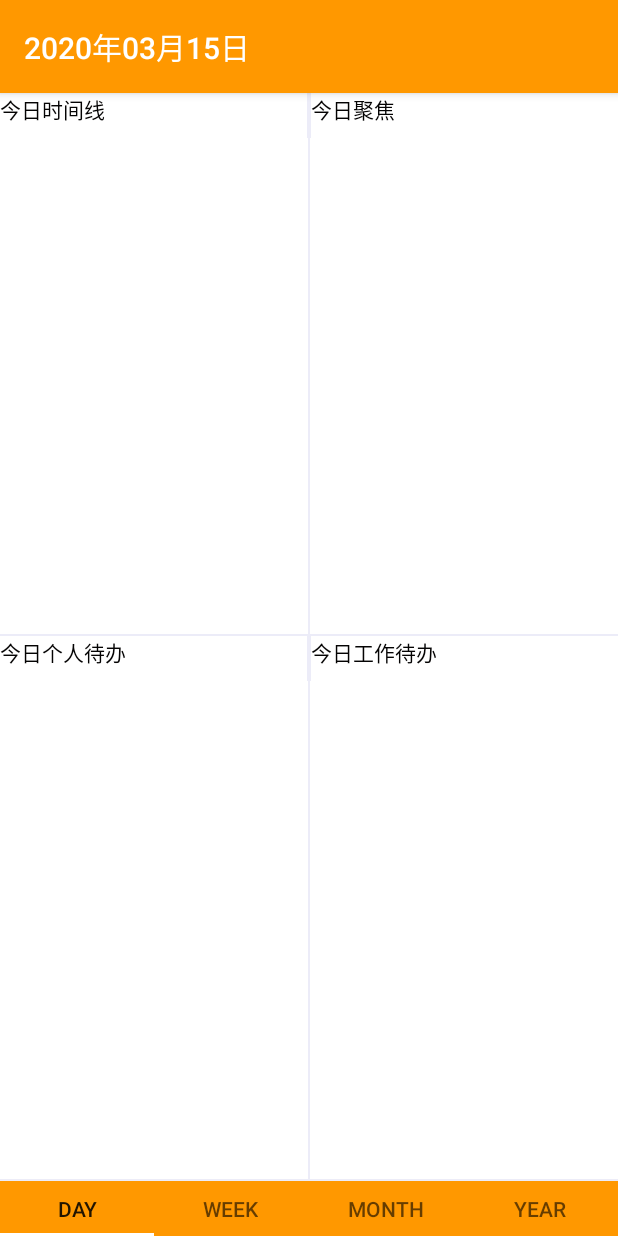
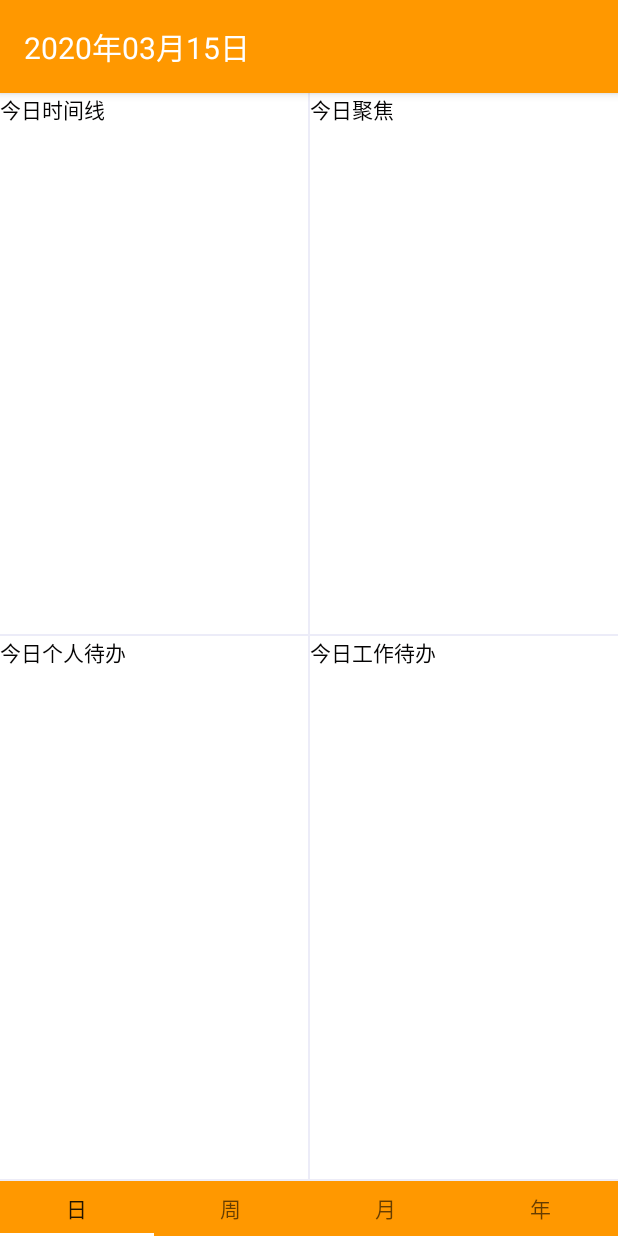
Before and after one commit to movetobe/De, an Android app: the screen it shows after launch (MainActivity), on a phone screen of 412 x 824 dp. Run offline under Robolectric (Android 15) with nearby library versions, the phone set to English and light mode, and no system bars; 4 statements that could not run were skipped.

```diff
--- a/app/src/main/java/com/example/de/MainActivity.java
+++ b/app/src/main/java/com/example/de/MainActivity.java
@@ -28,5 +28,4 @@ public class MainActivity extends AppCompatActivity {
         TextView textView = findViewById(R.id.title);
         textView.setText(new SimpleDateFormat("yyyy年MM月dd日").format(new Date(System.currentTimeMillis())));
     }
-
 }
--- /dev/null
+++ b/app/src/main/res/drawable/de_cursor.xml
@@ -0,0 +1,6 @@
+<?xml version="1.0" encoding="utf-8"?>
+<shape xmlns:android="http://schemas.android.com/apk/res/android">
+    android:shape="rectangle" >
+    <size android:width="2dp" />
+    <solid android:color="#0B0A0A" />
+</shape>
--- a/app/src/main/res/layout/activity_main.xml
+++ b/app/src/main/res/layout/activity_main.xml
@@ -17,6 +17,7 @@
             android:id="@+id/title"
             android:layout_width="wrap_content"
             android:layout_height="wrap_content"
+            android:fontFamily="Arial"
             android:gravity="center"
             android:minHeight="?actionBarSize"
             android:padding="@dimen/appbar_padding"
@@ -29,6 +30,7 @@
         android:layout_width="match_parent"
         android:layout_height="match_parent"
         android:layout_gravity="center_vertical"
+        android:fontFamily="Arial"
         android:layout_weight="9"
         app:layout_behavior="@string/appbar_scrolling_view_behavior">
     </androidx.viewpager.widget.ViewPager>
@@ -38,6 +40,7 @@
         android:layout_width="match_parent"
         android:layout_height="wrap_content"
         android:layout_gravity="bottom"
+        android:fontFamily="Arial"
         android:layout_weight="1"
         android:background="?attr/colorPrimary" />
 </LinearLayout>
--- a/app/src/main/res/layout/fragment_main.xml
+++ b/app/src/main/res/layout/fragment_main.xml
@@ -18,6 +18,7 @@
             android:layout_height="fill_parent"
             android:layout_weight="1"
             android:background="#ffffff"
+            android:fontFamily="Arial"
             android:layout_marginRight="1dp"
             android:textColor="#040303" />
 
@@ -27,7 +28,7 @@
             android:layout_height="fill_parent"
             android:background="#ffffff"
             android:layout_weight="1"
-            android:layout_marginLeft="1dp"
+            android:fontFamily="Arial"
             android:textColor="#040303" />
     </TableRow>
     <TableRow
@@ -39,6 +40,7 @@
             android:id="@+id/section_label1"
             android:layout_width="0dp"
             android:layout_height="fill_parent"
+            android:fontFamily="Arial"
             android:contextClickable="true"
             android:layout_weight="1"
             android:lines="15"
@@ -55,6 +57,7 @@
             android:layout_height="fill_parent"
             android:clickable="true"
             android:scrollbars="vertical"
+            android:fontFamily="Arial"
             android:background="#ffffff"
             android:lines="15"
             android:ellipsize="end"
@@ -71,6 +74,7 @@
         <TextView
             android:id="@+id/personal_todo"
             android:layout_width="0dp"
+            android:fontFamily="Arial"
             android:layout_height="fill_parent"
             android:layout_weight="1"
             android:background="#ffffff"
@@ -82,8 +86,8 @@
             android:layout_width="0dp"
             android:layout_height="fill_parent"
             android:background="#ffffff"
+            android:fontFamily="Arial"
             android:layout_weight="1"
-            android:layout_marginLeft="1dp"
             android:textColor="#040303" />
     </TableRow>
 
@@ -97,6 +101,7 @@
             android:layout_width="0dp"
             android:layout_height="fill_parent"
             android:background="#ffffff"
+            android:fontFamily="Arial"
             android:clickable="true"
             android:layout_weight="1"
             android:lines="15"
@@ -111,6 +116,7 @@
             android:layout_width="0dp"
             android:layout_height="fill_parent"
             android:clickable="true"
+            android:fontFamily="Arial"
             android:background="#ffffff"
             android:lines="15"
             android:ellipsize="end"
--- a/app/src/main/res/values/dimens.xml
+++ b/app/src/main/res/values/dimens.xml
@@ -4,4 +4,5 @@
     <dimen name="activity_vertical_margin">16dp</dimen>
     <dimen name="appbar_padding">16dp</dimen>
     <dimen name="appbar_padding_top">8dp</dimen>
+    <dimen name="de_save_size">56dp</dimen>
 </resources>
--- a/app/src/main/res/values/strings.xml
+++ b/app/src/main/res/values/strings.xml
@@ -1,7 +1,7 @@
 <resources>
     <string name="app_name">De</string>
-    <string name="tab_day">Day</string>
-    <string name="tab_week">Week</string>
-    <string name="tab_month">Month</string>
-    <string name="tab_year">Year</string>
+    <string name="tab_day">日</string>
+    <string name="tab_week">周</string>
+    <string name="tab_month">月</string>
+    <string name="tab_year">年</string>
 </resources>
```
Also changed, not shown: app/src/main/java/com/example/de/FocusActivity.java (+15 -3 lines), app/src/main/java/com/example/de/PersonalTodoActivity.java (+15 -3 lines), app/src/main/java/com/example/de/TimeLineActivity.java (+16 -3 lines), app/src/main/java/com/example/de/WorkTodoActivity.java (+15 -3 lines), app/src/main/java/com/example/de/ui/main/PlaceholderFragment.java (+7 -3 lines), app/src/main/res/layout/activity_time_line.xml (+11 -3 lines), app/src/main/res/mipmap-xxxhdpi/de_save.png (added).
